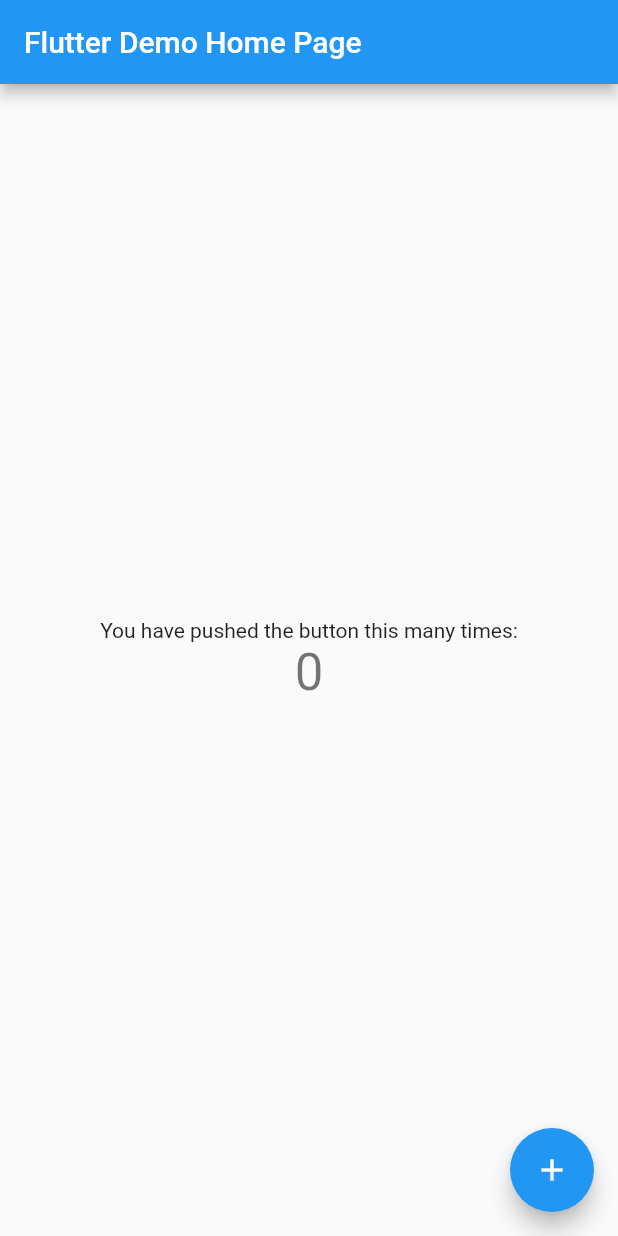
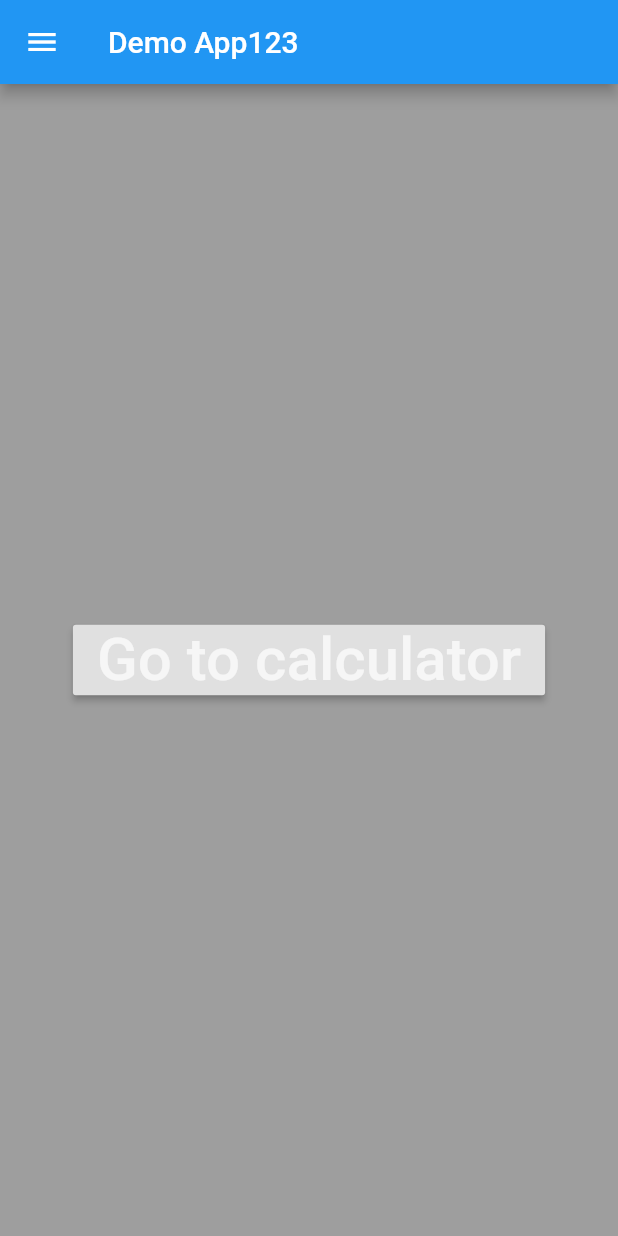
Before and after one commit to Uditha05/learning-flutter, a Flutter app: the screen it shows after launch, on a phone screen of 412 x 824 dp. Run offline on Flutter 3.47's test engine with Material 2 defaults, Android fonts, the phone set to English and light mode, and no system bars.

Commit message:
modify parts

```diff
--- a/lib/main.dart
+++ b/lib/main.dart
@@ -1,4 +1,5 @@
 import 'package:flutter/material.dart';
+import 'package:learningapp/screens/initialPage.dart';
 
 void main() {
   runApp(MyApp());
@@ -13,64 +14,7 @@ class MyApp extends StatelessWidget {
       theme: ThemeData(
         primarySwatch: Colors.blue,
       ),
-      home: MyHomePage(title: 'Flutter Demo Home Page'),
+      home: InitialPage(),
     );
   }
 }
-
-class MyHomePage extends StatefulWidget {
-  MyHomePage({Key key, this.title}) : super(key: key);
-
-  final String title;
-
-  @override
-  _MyHomePageState createState() => _MyHomePageState();
-}
-
-class _MyHomePageState extends State<MyHomePage> {
-  int _counter = 0;
-
-  void _incrementCounter() {
-    setState(() {
-      _counter++;
-    });
-  }
-
-  @override
-  Widget build(BuildContext context) {
-    return Scaffold(
-      appBar: AppBar(
-        title: Text(widget.title),
-      ),
-      body: Center(
-        child: Column(
-          mainAxisAlignment: MainAxisAlignment.center,
-          children: <Widget>[
-            Text(
-              'You have pushed the button this many times:',
-            ),
-            Text(
-              '$_counter',
-              style: Theme.of(context).textTheme.headline4,
-            ),
-          ],
-        ),
-      ),
-      floatingActionButton: FloatingActionButton(
-        onPressed: _incrementCounter,
-        tooltip: 'Increment',
-        child: Icon(Icons.add),
-      ), // This trailing comma makes auto-formatting nicer for build methods.
-    );
-  }
-}
-
-
-
-// scafold
-//container
-//stack
-//row
-//column
-//button
-//text field
--- /dev/null
+++ b/lib/screens/initialPage.dart
@@ -0,0 +1,36 @@
+import 'package:flutter/material.dart';
+import 'package:learningapp/screens/calculatorScreen.dart';
+
+class InitialPage extends StatefulWidget {
+  InitialPage({Key key}) : super(key: key);
+
+  @override
+  _InitialPageState createState() => _InitialPageState();
+}
+
+class _InitialPageState extends State<InitialPage> {
+  @override
+  Widget build(BuildContext context) {
+    return Scaffold(
+      appBar: AppBar(
+        title: Text("Demo App123"),
+        leading: Icon(Icons.menu),
+      ),
+      backgroundColor: Colors.grey,
+      body: Center(
+        child: Container(
+          child: RaisedButton(
+            child: Text(
+              "Go to calculator",
+              style: TextStyle(color: Colors.white70, fontSize: 40),
+            ),
+            onPressed: () {
+              Navigator.push(context,
+                  MaterialPageRoute(builder: (context) => CalculatorScreen()));
+            },
+          ),
+        ),
+      ),
+    );
+  }
+}
```
Also changed, not shown: lib/screens/calculatorScreen.dart (added, +92 -0 lines), lib/service/mathFunction.dart (added).
